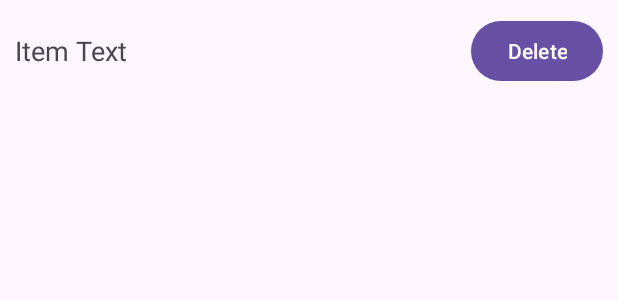
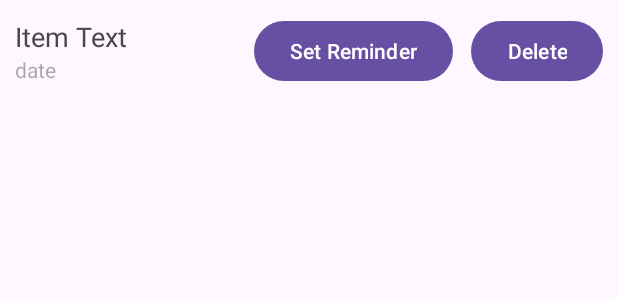
Before and after one commit to EvkSm/todo_app, an Android app: the layout list_item.xml on its own in the app's theme, with its tools: preview values and no code run, on a phone screen of 412 x 824 dp. Shown: the top 300 px of the screen. Run offline under Robolectric (Android 15) with nearby library versions, the phone set to English and light mode, and no system bars.

```diff
--- a/app/src/main/res/layout/list_item.xml
+++ b/app/src/main/res/layout/list_item.xml
@@ -4,15 +4,30 @@
     android:layout_height="wrap_content"
     android:padding="10dp"
     android:gravity="center_vertical">
-
-    <TextView
-        android:id="@+id/itemTextView"
+    <LinearLayout
         android:layout_width="wrap_content"
         android:layout_height="wrap_content"
         android:layout_alignParentStart="true"
         android:layout_centerVertical="true"
-        android:text="Item Text"
-        android:textSize="18sp" />
+        android:orientation="vertical">
+
+        <TextView
+            android:id="@+id/itemTextView"
+            android:layout_width="wrap_content"
+            android:layout_height="wrap_content"
+            android:layout_alignParentStart="true"
+            android:layout_centerVertical="true"
+            android:text="Item Text"
+            android:textSize="18sp" />
+
+        <TextView
+            android:id="@+id/dateTextView"
+            android:layout_width="wrap_content"
+            android:layout_height="wrap_content"
+            android:hint="date"
+            android:text=""
+            android:textSize="14sp" />
+    </LinearLayout>
 
     <Button
         android:id="@+id/deleteButton"
@@ -22,4 +37,12 @@
         android:layout_centerVertical="true"
         android:text="Delete" />
 
+    <Button
+        android:id="@+id/setTimeButton"
+        android:layout_width="wrap_content"
+        android:layout_height="wrap_content"
+        android:layout_marginEnd="12dp"
+        android:layout_toStartOf="@+id/deleteButton"
+        android:text="Set Reminder" />
+
 </RelativeLayout>
```
Also changed, not shown: app/src/main/java/com/example/myapp/CustomAdapter.kt (+23 -13 lines), app/src/main/java/com/example/myapp/MainActivity.kt (+54 -15 lines), app/src/main/res/layout/time_picker.xml (added, +29 -0 lines).
